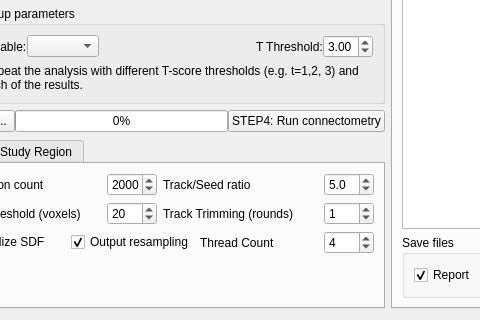
Old version of the form connectometry/group_connectometry.ui in the repository frankyeh/DSI-Studio; both pictures show x 82 to 562 and y 398 to 718 of the 1265 by 718 pixel window.
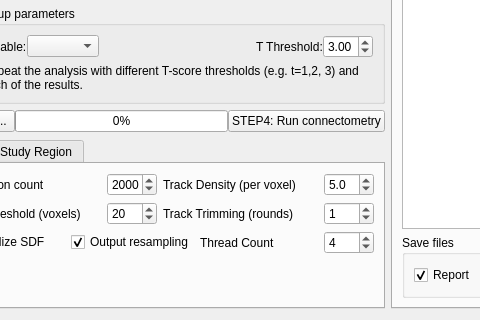
New version of the form. Icons and pictures are not drawn. Custom widgets are drawn as their Qt base class.

Commit message: [GUI] revise cnt GUI

Diff of the .ui file:
```diff
--- a/connectometry/group_connectometry.ui
+++ b/connectometry/group_connectometry.ui
@@ -529,7 +529,7 @@
             <item>
              <widget class="QLabel" name="label_4">
               <property name="text">
-               <string>Track/Seed ratio</string>
+               <string>Track Density (per voxel)</string>
               </property>
              </widget>
             </item>
```
